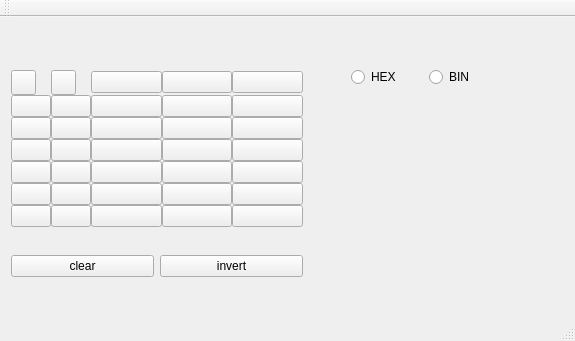
Before: the Qt Designer form fenetre.ui in Robotechnic/LCD-Char-Generator, drawn with Qt 5.
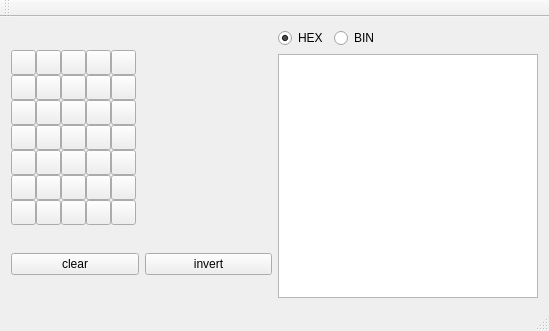
After: the same form once the commit is applied.

Commit message: UI fully functionnal

What changed in the file:
```diff
--- a/fenetre.ui
+++ b/fenetre.ui
@@ -6,51 +6,20 @@
    <rect>
     <x>0</x>
     <y>0</y>
-    <width>575</width>
-    <height>341</height>
+    <width>549</width>
+    <height>331</height>
    </rect>
   </property>
   <property name="windowTitle">
    <string>fenetre</string>
   </property>
   <widget class="QWidget" name="centralWidget">
-   <widget class="QWidget" name="horizontalLayoutWidget">
-    <property name="geometry">
-     <rect>
-      <x>340</x>
-      <y>20</y>
-      <width>172</width>
-      <height>80</height>
-     </rect>
-    </property>
-    <layout class="QHBoxLayout" name="horizontalLayout">
+   <layout class="QHBoxLayout" name="horizontalLayout_6">
      <item>
-      <widget class="QRadioButton" name="radioButton">
-       <property name="text">
-        <string>HEX</string>
-       </property>
-      </widget>
-     </item>
-     <item>
-      <widget class="QRadioButton" name="radioButton_2">
-       <property name="text">
-        <string>BIN</string>
-       </property>
-      </widget>
-     </item>
-    </layout>
-   </widget>
-   <widget class="QWidget" name="verticalLayoutWidget">
-    <property name="geometry">
-     <rect>
-      <x>0</x>
-      <y>20</y>
-      <width>314</width>
-      <height>273</height>
-     </rect>
-    </property>
     <layout class="QVBoxLayout" name="verticalLayout">
      <item>
+       <layout class="QHBoxLayout" name="horizontalLayout_5">
+        <item>
       <layout class="QGridLayout" name="gridLayout">
        <property name="sizeConstraint">
         <enum>QLayout::SetDefaultConstraint</enum>
@@ -58,8 +27,134 @@
        <property name="spacing">
         <number>0</number>
        </property>
+          <item row="0" column="1">
+           <widget class="QPushButton" name="b1_2">
+            <property name="minimumSize">
+             <size>
+              <width>25</width>
+              <height>25</height>
+             </size>
+            </property>
+            <property name="maximumSize">
+             <size>
+              <width>25</width>
+              <height>25</height>
+             </size>
+            </property>
+            <property name="text">
+             <string/>
+            </property>
+           </widget>
+          </item>
+          <item row="2" column="2">
+           <widget class="QPushButton" name="b3_3">
+            <property name="minimumSize">
+             <size>
+              <width>25</width>
+              <height>25</height>
+             </size>
+            </property>
+            <property name="maximumSize">
+             <size>
+              <width>25</width>
+              <height>25</height>
+             </size>
+            </property>
+            <property name="text">
+             <string/>
+            </property>
+           </widget>
+          </item>
        <item row="6" column="0">
         <widget class="QPushButton" name="b7_1">
+            <property name="minimumSize">
+             <size>
+              <width>25</width>
+              <height>25</height>
+             </size>
+            </property>
+            <property name="maximumSize">
+             <size>
+              <width>25</width>
+              <height>25</height>
+             </size>
+            </property>
+            <property name="text">
+             <string/>
+            </property>
+           </widget>
+          </item>
+          <item row="2" column="3">
+           <widget class="QPushButton" name="b3_4">
+            <property name="minimumSize">
+             <size>
+              <width>25</width>
+              <height>25</height>
+             </size>
+            </property>
+            <property name="maximumSize">
+             <size>
+              <width>25</width>
+              <height>25</height>
+             </size>
+            </property>
+            <property name="text">
+             <string/>
+            </property>
+           </widget>
+          </item>
+          <item row="0" column="2">
+           <widget class="QPushButton" name="b1_3">
+            <property name="minimumSize">
+             <size>
+              <width>25</width>
+              <height>25</height>
+             </size>
+            </property>
+            <property name="maximumSize">
+             <size>
+              <width>25</width>
+              <height>25</height>
+             </size>
+            </property>
+            <property name="text">
+             <string/>
+            </property>
+           </widget>
+          </item>
+          <item row="6" column="2">
+           <widget class="QPushButton" name="b7_3">
+            <property name="minimumSize">
+             <size>
+              <width>25</width>
+              <height>25</height>
+             </size>
+            </property>
+            <property name="maximumSize">
+             <size>
+              <width>25</width>
+              <height>25</height>
+             </size>
+            </property>
+            <property name="text">
+             <string/>
+            </property>
+           </widget>
+          </item>
+          <item row="4" column="0">
+           <widget class="QPushButton" name="b5_1">
+            <property name="minimumSize">
+             <size>
+              <width>25</width>
+              <height>25</height>
+             </size>
+            </property>
+            <property name="maximumSize">
+             <size>
+              <width>25</width>
+              <height>25</height>
+             </size>
+            </property>
          <property name="text">
           <string/>
          </property>
@@ -67,34 +162,18 @@
        </item>
        <item row="5" column="2">
         <widget class="QPushButton" name="b6_3">
-         <property name="text">
-          <string/>
-         </property>
-        </widget>
-       </item>
-       <item row="3" column="0">
-        <widget class="QPushButton" name="b4_1">
-         <property name="text">
-          <string/>
-         </property>
-        </widget>
-       </item>
-       <item row="6" column="4">
-        <widget class="QPushButton" name="b7_5">
-         <property name="text">
-          <string/>
-         </property>
-        </widget>
-       </item>
-       <item row="1" column="2">
-        <widget class="QPushButton" name="b2_3">
-         <property name="text">
-          <string/>
-         </property>
-        </widget>
-       </item>
-       <item row="5" column="1">
-        <widget class="QPushButton" name="b6_2">
+            <property name="minimumSize">
+             <size>
+              <width>25</width>
+              <height>25</height>
+             </size>
+            </property>
+            <property name="maximumSize">
+             <size>
+              <width>25</width>
+              <height>25</height>
+             </size>
+            </property>
          <property name="text">
           <string/>
          </property>
@@ -102,55 +181,37 @@
        </item>
        <item row="5" column="3">
         <widget class="QPushButton" name="b6_4">
-         <property name="text">
-          <string/>
-         </property>
-        </widget>
-       </item>
-       <item row="4" column="4">
-        <widget class="QPushButton" name="b5_5">
-         <property name="text">
-          <string/>
-         </property>
-        </widget>
-       </item>
-       <item row="4" column="2">
-        <widget class="QPushButton" name="b5_3">
+            <property name="minimumSize">
+             <size>
+              <width>25</width>
+              <height>25</height>
+             </size>
+            </property>
+            <property name="maximumSize">
+             <size>
+              <width>25</width>
+              <height>25</height>
+             </size>
+            </property>
          <property name="text">
           <string/>
          </property>
         </widget>
        </item>
-       <item row="6" column="3">
-        <widget class="QPushButton" name="b7_4">
-         <property name="text">
-          <string/>
-         </property>
-        </widget>
-       </item>
-       <item row="6" column="2">
-        <widget class="QPushButton" name="b7_3">
-         <property name="text">
-          <string/>
-         </property>
-        </widget>
-       </item>
-       <item row="6" column="1">
-        <widget class="QPushButton" name="b7_2">
-         <property name="text">
-          <string/>
-         </property>
-        </widget>
-       </item>
-       <item row="1" column="0">
-        <widget class="QPushButton" name="b2_1">
-         <property name="text">
-          <string/>
-         </property>
-        </widget>
-       </item>
-       <item row="4" column="1">
-        <widget class="QPushButton" name="b5_2">
+          <item row="2" column="0">
+           <widget class="QPushButton" name="b3_1">
+            <property name="minimumSize">
+             <size>
+              <width>25</width>
+              <height>25</height>
+             </size>
+            </property>
+            <property name="maximumSize">
+             <size>
+              <width>25</width>
+              <height>25</height>
+             </size>
+            </property>
          <property name="text">
           <string/>
          </property>
@@ -158,20 +219,75 @@
        </item>
        <item row="4" column="3">
         <widget class="QPushButton" name="b5_4">
+            <property name="minimumSize">
+             <size>
+              <width>25</width>
+              <height>25</height>
+             </size>
+            </property>
+            <property name="maximumSize">
+             <size>
+              <width>25</width>
+              <height>25</height>
+             </size>
+            </property>
          <property name="text">
           <string/>
          </property>
         </widget>
        </item>
-       <item row="0" column="3">
-        <widget class="QPushButton" name="b1_4">
+          <item row="2" column="1">
+           <widget class="QPushButton" name="b3_2">
+            <property name="minimumSize">
+             <size>
+              <width>25</width>
+              <height>25</height>
+             </size>
+            </property>
+            <property name="maximumSize">
+             <size>
+              <width>25</width>
+              <height>25</height>
+             </size>
+            </property>
          <property name="text">
           <string/>
          </property>
         </widget>
        </item>
-       <item row="2" column="4">
-        <widget class="QPushButton" name="b3_5">
+          <item row="3" column="0">
+           <widget class="QPushButton" name="b4_1">
+            <property name="minimumSize">
+             <size>
+              <width>25</width>
+              <height>25</height>
+             </size>
+            </property>
+            <property name="maximumSize">
+             <size>
+              <width>25</width>
+              <height>25</height>
+             </size>
+            </property>
+            <property name="text">
+             <string/>
+            </property>
+           </widget>
+          </item>
+          <item row="6" column="1">
+           <widget class="QPushButton" name="b7_2">
+            <property name="minimumSize">
+             <size>
+              <width>25</width>
+              <height>25</height>
+             </size>
+            </property>
+            <property name="maximumSize">
+             <size>
+              <width>25</width>
+              <height>25</height>
+             </size>
+            </property>
          <property name="text">
           <string/>
          </property>
@@ -179,20 +295,6 @@
        </item>
        <item row="5" column="0">
         <widget class="QPushButton" name="b6_1">
-         <property name="text">
-          <string/>
-         </property>
-        </widget>
-       </item>
-       <item row="5" column="4">
-        <widget class="QPushButton" name="b6_5">
-         <property name="text">
-          <string/>
-         </property>
-        </widget>
-       </item>
-       <item row="0" column="0">
-        <widget class="QPushButton" name="b1_1">
          <property name="minimumSize">
           <size>
            <width>25</width>
@@ -210,8 +312,14 @@
          </property>
         </widget>
        </item>
-       <item row="0" column="1">
-        <widget class="QPushButton" name="b1_2">
+          <item row="4" column="4">
+           <widget class="QPushButton" name="b5_5">
+            <property name="minimumSize">
+             <size>
+              <width>25</width>
+              <height>25</height>
+             </size>
+            </property>
          <property name="maximumSize">
           <size>
            <width>25</width>
@@ -223,29 +331,20 @@
          </property>
         </widget>
        </item>
-       <item row="2" column="0">
-        <widget class="QPushButton" name="b3_1">
-         <property name="text">
-          <string/>
-         </property>
-        </widget>
-       </item>
-       <item row="2" column="3">
-        <widget class="QPushButton" name="b3_4">
-         <property name="text">
-          <string/>
-         </property>
-        </widget>
-       </item>
-       <item row="4" column="0">
-        <widget class="QPushButton" name="b5_1">
-         <property name="text">
-          <string/>
-         </property>
-        </widget>
-       </item>
-       <item row="1" column="1">
-        <widget class="QPushButton" name="b2_2">
+          <item row="1" column="4">
+           <widget class="QPushButton" name="b2_5">
+            <property name="minimumSize">
+             <size>
+              <width>25</width>
+              <height>25</height>
+             </size>
+            </property>
+            <property name="maximumSize">
+             <size>
+              <width>25</width>
+              <height>25</height>
+             </size>
+            </property>
          <property name="text">
           <string/>
          </property>
@@ -253,27 +352,37 @@
        </item>
        <item row="3" column="3">
         <widget class="QPushButton" name="b4_4">
-         <property name="text">
-          <string/>
-         </property>
-        </widget>
-       </item>
-       <item row="0" column="2">
-        <widget class="QPushButton" name="b1_3">
-         <property name="text">
-          <string/>
-         </property>
-        </widget>
-       </item>
-       <item row="1" column="3">
-        <widget class="QPushButton" name="b2_4">
+            <property name="minimumSize">
+             <size>
+              <width>25</width>
+              <height>25</height>
+             </size>
+            </property>
+            <property name="maximumSize">
+             <size>
+              <width>25</width>
+              <height>25</height>
+             </size>
+            </property>
          <property name="text">
           <string/>
          </property>
         </widget>
        </item>
-       <item row="0" column="4">
-        <widget class="QPushButton" name="b1_5">
+          <item row="0" column="0">
+           <widget class="QPushButton" name="b1_1">
+            <property name="minimumSize">
+             <size>
+              <width>25</width>
+              <height>25</height>
+             </size>
+            </property>
+            <property name="maximumSize">
+             <size>
+              <width>25</width>
+              <height>25</height>
+             </size>
+            </property>
          <property name="text">
           <string/>
          </property>
@@ -281,20 +390,75 @@
        </item>
        <item row="3" column="4">
         <widget class="QPushButton" name="b4_5">
+            <property name="minimumSize">
+             <size>
+              <width>25</width>
+              <height>25</height>
+             </size>
+            </property>
+            <property name="maximumSize">
+             <size>
+              <width>25</width>
+              <height>25</height>
+             </size>
+            </property>
          <property name="text">
           <string/>
          </property>
         </widget>
        </item>
-       <item row="2" column="1">
-        <widget class="QPushButton" name="b3_2">
+          <item row="5" column="4">
+           <widget class="QPushButton" name="b6_5">
+            <property name="minimumSize">
+             <size>
+              <width>25</width>
+              <height>25</height>
+             </size>
+            </property>
+            <property name="maximumSize">
+             <size>
+              <width>25</width>
+              <height>25</height>
+             </size>
+            </property>
          <property name="text">
           <string/>
          </property>
         </widget>
        </item>
-       <item row="2" column="2">
-        <widget class="QPushButton" name="b3_3">
+          <item row="4" column="1">
+           <widget class="QPushButton" name="b5_2">
+            <property name="minimumSize">
+             <size>
+              <width>25</width>
+              <height>25</height>
+             </size>
+            </property>
+            <property name="maximumSize">
+             <size>
+              <width>25</width>
+              <height>25</height>
+             </size>
+            </property>
+            <property name="text">
+             <string/>
+            </property>
+           </widget>
+          </item>
+          <item row="1" column="0">
+           <widget class="QPushButton" name="b2_1">
+            <property name="minimumSize">
+             <size>
+              <width>25</width>
+              <height>25</height>
+             </size>
+            </property>
+            <property name="maximumSize">
+             <size>
+              <width>25</width>
+              <height>25</height>
+             </size>
+            </property>
          <property name="text">
           <string/>
          </property>
@@ -302,6 +466,94 @@
        </item>
        <item row="3" column="2">
         <widget class="QPushButton" name="b4_3">
+            <property name="minimumSize">
+             <size>
+              <width>25</width>
+              <height>25</height>
+             </size>
+            </property>
+            <property name="maximumSize">
+             <size>
+              <width>25</width>
+              <height>25</height>
+             </size>
+            </property>
+            <property name="text">
+             <string/>
+            </property>
+           </widget>
+          </item>
+          <item row="0" column="4">
+           <widget class="QPushButton" name="b1_5">
+            <property name="minimumSize">
+             <size>
+              <width>25</width>
+              <height>25</height>
+             </size>
+            </property>
+            <property name="maximumSize">
+             <size>
+              <width>25</width>
+              <height>25</height>
+             </size>
+            </property>
+            <property name="text">
+             <string/>
+            </property>
+           </widget>
+          </item>
+          <item row="4" column="2">
+           <widget class="QPushButton" name="b5_3">
+            <property name="minimumSize">
+             <size>
+              <width>25</width>
+              <height>25</height>
+             </size>
+            </property>
+            <property name="maximumSize">
+             <size>
+              <width>25</width>
+              <height>25</height>
+             </size>
+            </property>
+            <property name="text">
+             <string/>
+            </property>
+           </widget>
+          </item>
+          <item row="1" column="2">
+           <widget class="QPushButton" name="b2_3">
+            <property name="minimumSize">
+             <size>
+              <width>25</width>
+              <height>25</height>
+             </size>
+            </property>
+            <property name="maximumSize">
+             <size>
+              <width>25</width>
+              <height>25</height>
+             </size>
+            </property>
+            <property name="text">
+             <string/>
+            </property>
+           </widget>
+          </item>
+          <item row="5" column="1">
+           <widget class="QPushButton" name="b6_2">
+            <property name="minimumSize">
+             <size>
+              <width>25</width>
+              <height>25</height>
+             </size>
+            </property>
+            <property name="maximumSize">
+             <size>
+              <width>25</width>
+              <height>25</height>
+             </size>
+            </property>
          <property name="text">
           <string/>
          </property>
@@ -309,31 +561,165 @@
        </item>
        <item row="3" column="1">
         <widget class="QPushButton" name="b4_2">
+            <property name="minimumSize">
+             <size>
+              <width>25</width>
+              <height>25</height>
+             </size>
+            </property>
+            <property name="maximumSize">
+             <size>
+              <width>25</width>
+              <height>25</height>
+             </size>
+            </property>
          <property name="text">
           <string/>
          </property>
         </widget>
        </item>
-       <item row="1" column="4">
-        <widget class="QPushButton" name="b2_5">
+          <item row="0" column="3">
+           <widget class="QPushButton" name="b1_4">
+            <property name="minimumSize">
+             <size>
+              <width>25</width>
+              <height>25</height>
+             </size>
+            </property>
+            <property name="maximumSize">
+             <size>
+              <width>25</width>
+              <height>25</height>
+             </size>
+            </property>
          <property name="text">
           <string/>
          </property>
         </widget>
+          </item>
+          <item row="1" column="1">
+           <widget class="QPushButton" name="b2_2">
+            <property name="minimumSize">
+             <size>
+              <width>25</width>
+              <height>25</height>
+             </size>
+            </property>
+            <property name="maximumSize">
+             <size>
+              <width>25</width>
+              <height>25</height>
+             </size>
+            </property>
+            <property name="text">
+             <string/>
+            </property>
+           </widget>
+          </item>
+          <item row="1" column="3">
+           <widget class="QPushButton" name="b2_4">
+            <property name="minimumSize">
+             <size>
+              <width>25</width>
+              <height>25</height>
+             </size>
+            </property>
+            <property name="maximumSize">
+             <size>
+              <width>25</width>
+              <height>25</height>
+             </size>
+            </property>
+            <property name="text">
+             <string/>
+            </property>
+           </widget>
+          </item>
+          <item row="2" column="4">
+           <widget class="QPushButton" name="b3_5">
+            <property name="minimumSize">
+             <size>
+              <width>25</width>
+              <height>25</height>
+             </size>
+            </property>
+            <property name="maximumSize">
+             <size>
+              <width>25</width>
+              <height>25</height>
+             </size>
+            </property>
+            <property name="text">
+             <string/>
+            </property>
+           </widget>
+          </item>
+          <item row="6" column="4">
+           <widget class="QPushButton" name="b7_5">
+            <property name="minimumSize">
+             <size>
+              <width>25</width>
+              <height>25</height>
+             </size>
+            </property>
+            <property name="maximumSize">
+             <size>
+              <width>25</width>
+              <height>25</height>
+             </size>
+            </property>
+            <property name="text">
+             <string/>
+            </property>
+           </widget>
+          </item>
+          <item row="6" column="3">
+           <widget class="QPushButton" name="b7_4">
+            <property name="minimumSize">
+             <size>
+              <width>25</width>
+              <height>25</height>
+             </size>
+            </property>
+            <property name="maximumSize">
+             <size>
+              <width>25</width>
+              <height>25</height>
+             </size>
+            </property>
+            <property name="text">
+             <string/>
+            </property>
+           </widget>
+          </item>
+         </layout>
+        </item>
+        <item>
+         <spacer name="horizontalSpacer">
+          <property name="orientation">
+           <enum>Qt::Horizontal</enum>
+          </property>
+          <property name="sizeHint" stdset="0">
+           <size>
+            <width>40</width>
+            <height>20</height>
+           </size>
+          </property>
+         </spacer>
        </item>
       </layout>
      </item>
      <item>
       <layout class="QHBoxLayout" name="horizontalLayout_2">
        <item>
-        <widget class="QPushButton" name="pushButton_36">
+         <widget class="QPushButton" name="clear">
          <property name="text">
           <string>clear</string>
          </property>
         </widget>
        </item>
        <item>
-        <widget class="QPushButton" name="pushButton_37">
+         <widget class="QPushButton" name="invert">
          <property name="text">
           <string>invert</string>
          </property>
@@ -342,14 +728,60 @@
       </layout>
      </item>
     </layout>
-   </widget>
+    </item>
+    <item>
+     <layout class="QVBoxLayout" name="verticalLayout_2">
+      <item>
+       <layout class="QHBoxLayout" name="horizontalLayout">
+        <item>
+         <widget class="QRadioButton" name="radioHex">
+          <property name="text">
+           <string>HEX</string>
+          </property>
+          <property name="checked">
+           <bool>true</bool>
+          </property>
+         </widget>
+        </item>
+        <item>
+         <widget class="QRadioButton" name="radioBin">
+          <property name="text">
+           <string>BIN</string>
+          </property>
+         </widget>
+        </item>
+        <item>
+         <spacer name="horizontalSpacer_2">
+          <property name="orientation">
+           <enum>Qt::Horizontal</enum>
+          </property>
+          <property name="sizeHint" stdset="0">
+           <size>
+            <width>40</width>
+            <height>20</height>
+           </size>
+          </property>
+         </spacer>
+        </item>
+       </layout>
+      </item>
+      <item>
+       <layout class="QVBoxLayout" name="verticalLayout_3">
+        <item>
+         <widget class="QTextEdit" name="result"/>
+        </item>
+       </layout>
+      </item>
+     </layout>
+    </item>
+   </layout>
   </widget>
   <widget class="QMenuBar" name="menuBar">
    <property name="geometry">
     <rect>
      <x>0</x>
      <y>0</y>
-     <width>575</width>
+     <width>549</width>
      <height>21</height>
     </rect>
    </property>
```
Lines whose indentation alone changed are shown as unchanged.
